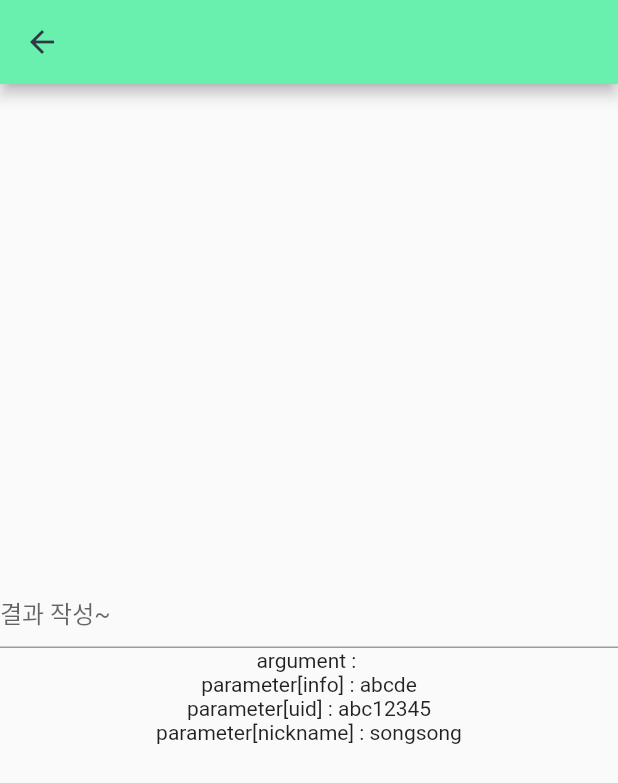
After one commit to developer-caleb/termproject, a Flutter app: the screen it shows after launch, item 2 of the bottom bar chosen, after a tap on "이동2", on a phone screen of 412 x 824 dp. The commit adds this screen. Shown: the top 783 px of the screen. Run offline on Flutter 3.47's test engine with Material 2 defaults, Android fonts, the phone set to English and light mode, and no system bars; our stand-ins replace get, shared_preferences; project files that could hold a hidden picture were left out.

Commit message:
feat getx routing, fix getx statemanagement

```diff
--- /dev/null
+++ b/lib/app/getx/route/info_next_page.dart
@@ -0,0 +1,32 @@
+import 'package:flutter/material.dart';
+import 'package:get/get.dart';
+
+class InfoNextPage extends StatefulWidget {
+  const InfoNextPage({Key? key}) : super(key: key);
+
+  @override
+  State<InfoNextPage> createState() => _InfoNextPageState();
+}
+
+class _InfoNextPageState extends State<InfoNextPage> {
+  TextEditingController textEditingController = TextEditingController();
+
+  @override
+  Widget build(BuildContext context) {
+    return Scaffold(
+        appBar: AppBar(),
+        body: Column(
+          mainAxisAlignment: MainAxisAlignment.center,
+          children: [
+            TextField(
+              controller: textEditingController,
+              decoration: InputDecoration(hintText: '결과 작성~'),
+            ),
+            Text('argument : ${Get.arguments}'),
+            Text('parameter[info] : ${Get.parameters['info']}'),
+            Text('parameter[uid] : ${Get.parameters['uid']}'),
+            Text('parameter[nickname] : ${Get.parameters['nickname']}'),
+          ],
+        ));
+  }
+}
--- /dev/null
+++ b/lib/app/getx/route/info_page.dart
@@ -0,0 +1,83 @@
+import 'package:flutter/material.dart';
+import 'package:get/get.dart';
+import 'package:termproject/app/getx/route/info_next_page.dart';
+
+class InfoPage extends StatefulWidget {
+  InfoPage({Key? key}) : super(key: key);
+
+  @override
+  State<InfoPage> createState() => _InfoPageState();
+}
+
+class _InfoPageState extends State<InfoPage> {
+  final TextEditingController textEditingController = TextEditingController();
+  @override
+  void dispose() {
+    textEditingController.dispose();
+    super.dispose();
+  }
+
+  @override
+  Widget build(BuildContext context) {
+    return Column(
+      mainAxisAlignment: MainAxisAlignment.center,
+      children: [
+        TextField(
+          controller: textEditingController,
+          decoration: InputDecoration(hintText: '작성해주세요~'),
+        ),
+        TextButton(
+          child: Text('이동1'),
+          onPressed: () {
+            Get.to(() => InfoNextPage(), arguments: textEditingController.text, transition: Transition.size);
+          },
+        ),
+        TextButton(
+          child: Text('이동2'),
+          onPressed: () {
+            Get.toNamed(
+              '/infonext/abcde?uid=abc12345&nickname=songsong',
+              arguments: textEditingController.text,
+            );
+          },
+        ),
+        TextButton(
+          child: Text('다이얼로그'),
+          onPressed: () {
+            Get.dialog(AlertDialog(
+              title: Text('제목'),
+              content: Text('내용'),
+            ));
+          },
+        ),
+        TextButton(
+          child: Text('다이얼로그2'),
+          onPressed: () {
+            Get.dialog(Dialog(
+              child: Column(
+                mainAxisSize: MainAxisSize.min,
+                children: [
+                  Text('123'),
+                  Text('123'),
+                  Text('123'),
+                  Text('123'),
+                ],
+              ),
+            ));
+          },
+        ),
+        TextButton(
+          child: Text('bottomsheet'),
+          onPressed: () {
+            Get.bottomSheet(
+              Column(children: [Text('123123'), Text('123123')]),
+              backgroundColor: Colors.white,
+              elevation: 0,
+              shape: RoundedRectangleBorder(borderRadius: BorderRadius.circular(10)),
+            );
+          },
+        ),
+      ],
+    );
+  }
+}
--- a/lib/home_screen.dart
+++ b/lib/home_screen.dart
@@ -1,4 +1,5 @@
 import 'package:flutter/material.dart';
+import 'package:termproject/app/getx/route/info_page.dart';
 import 'package:termproject/app/setting/settting_page.dart';
 
 import 'app/getx/simple/simple_count_page.dart';
@@ -29,6 +30,7 @@ class _HomeScreenState extends State<HomeScreen> with TickerProviderStateMixin {
   final List<Widget> _screens = <Widget>[
     //Text('홈화면'),
     HomePage(),
+    InfoPage(),
     SimpleCountPage(), //CountPage(),
     SettingPage(),
   ];
@@ -56,6 +58,10 @@ class _HomeScreenState extends State<HomeScreen> with TickerProviderStateMixin {
             label: '홈',
           ),
           BottomNavigationBarItem(
+            icon: Icon(Icons.info),
+            label: '정보',
+          ),
+          BottomNavigationBarItem(
             icon: Icon(Icons.search),
             label: '검색',
           ),
@@ -66,6 +72,7 @@ class _HomeScreenState extends State<HomeScreen> with TickerProviderStateMixin {
         ],
         currentIndex: tabController.index,
         selectedItemColor: Colors.green,
+        unselectedItemColor: Colors.grey,
         onTap: _onItemTapped,
       ),
     );
--- a/lib/main.dart
+++ b/lib/main.dart
@@ -1,13 +1,21 @@
 import 'package:flutter/material.dart';
 import 'package:get/get.dart';
+import 'package:termproject/app/getx/route/info_next_page.dart';
+import 'package:termproject/app/getx/route/info_page.dart';
 import 'package:termproject/home_screen.dart';
 
 import 'config/app_theme.dart';
 
 void main() {
   runApp(GetMaterialApp(
-    theme: AppTheme.light,
-    //darkTheme: AppTheme.dark,
-    home: HomeScreen(),
-  ));
+      theme: AppTheme.light,
+      //darkTheme: AppTheme.dark,
+      home: HomeScreen(),
+      getPages: [
+        GetPage(
+          name: '/info',
+          page: () => InfoPage(),
+        ),
+        GetPage(name: '/infonext/:info', page: () => InfoNextPage(), transition: Transition.zoom),
+      ]));
 }
```
Also changed, not shown: lib/app/getx/reactive/count_controller.dart (+9 -2 lines), 4 other files.
